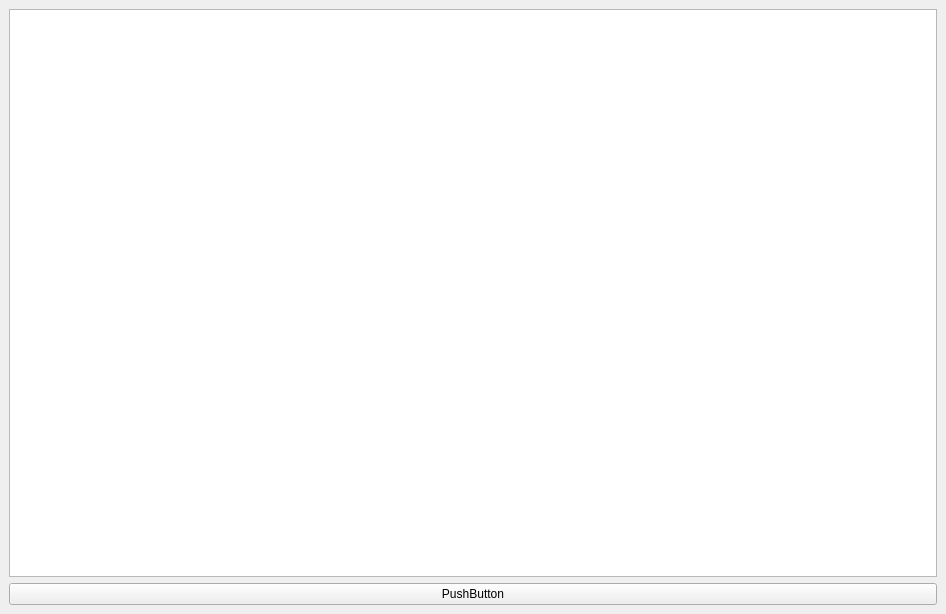
Old version of the form assets/design.ui in the repository atanase9001/pika_bedwars_stats.
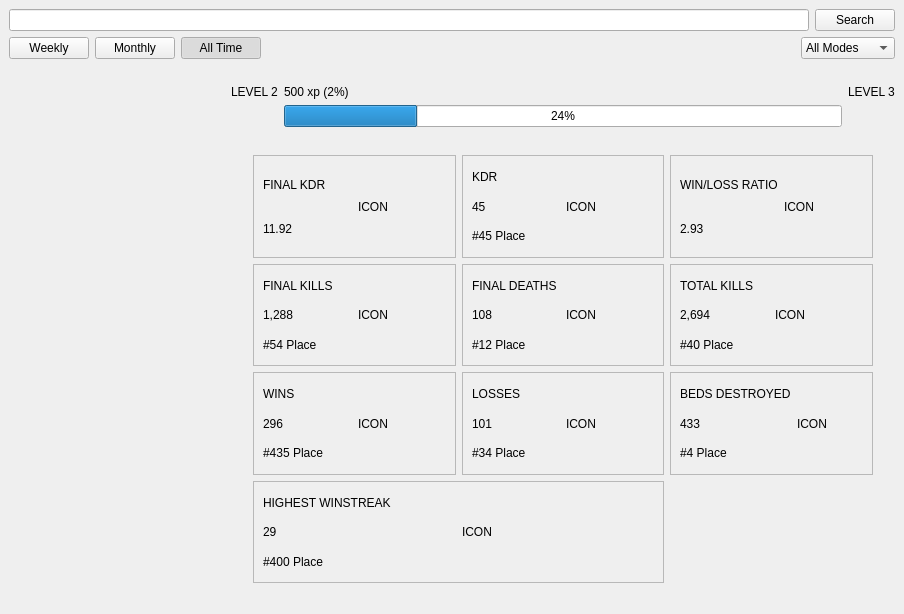
New version of the form.

```diff
--- a/assets/design.ui
+++ b/assets/design.ui
@@ -6,7 +6,7 @@
    <rect>
     <x>0</x>
     <y>0</y>
-    <width>946</width>
+    <width>904</width>
     <height>614</height>
    </rect>
   </property>
@@ -16,21 +16,645 @@
   <widget class="QWidget" name="centralwidget">
    <layout class="QVBoxLayout" name="verticalLayout_3">
     <item>
-     <layout class="QVBoxLayout" name="verticalLayout_2">
+     <layout class="QVBoxLayout" name="verticalLayout_2" stretch="0,0,0,1">
       <item>
-       <widget class="QTextBrowser" name="textBrowser">
-        <property name="readOnly">
-         <bool>false</bool>
+       <layout class="QHBoxLayout" name="horizontalLayout">
+        <item>
+         <widget class="QLineEdit" name="username_input"/>
+        </item>
+        <item>
+         <widget class="QPushButton" name="search_button">
+          <property name="text">
+           <string>Search</string>
+          </property>
+         </widget>
+        </item>
+       </layout>
+      </item>
+      <item>
+       <layout class="QHBoxLayout" name="horizontalLayout_36">
+        <property name="topMargin">
+         <number>0</number>
         </property>
-       </widget>
+        <item>
+         <widget class="QPushButton" name="weekly_btn">
+          <property name="text">
+           <string>Weekly</string>
+          </property>
+          <property name="checkable">
+           <bool>true</bool>
+          </property>
+         </widget>
+        </item>
+        <item>
+         <widget class="QPushButton" name="monthly_btn">
+          <property name="text">
+           <string>Monthly</string>
+          </property>
+          <property name="checkable">
+           <bool>true</bool>
+          </property>
+         </widget>
+        </item>
+        <item>
+         <widget class="QPushButton" name="total_btn">
+          <property name="text">
+           <string>All Time</string>
+          </property>
+          <property name="checkable">
+           <bool>true</bool>
+          </property>
+          <property name="checked">
+           <bool>true</bool>
+          </property>
+         </widget>
+        </item>
+        <item>
+         <spacer name="horizontalSpacer">
+          <property name="orientation">
+           <enum>Qt::Orientation::Horizontal</enum>
+          </property>
+          <property name="sizeHint" stdset="0">
+           <size>
+            <width>40</width>
+            <height>20</height>
+           </size>
+          </property>
+         </spacer>
+        </item>
+        <item>
+         <widget class="QComboBox" name="mode_dropdown">
+          <item>
+           <property name="text">
+            <string>All Modes</string>
+           </property>
+          </item>
+          <item>
+           <property name="text">
+            <string>Solo</string>
+           </property>
+          </item>
+          <item>
+           <property name="text">
+            <string>Doubles</string>
+           </property>
+          </item>
+          <item>
+           <property name="text">
+            <string>Quadruples</string>
+           </property>
+          </item>
+         </widget>
+        </item>
+       </layout>
       </item>
       <item>
-       <widget class="QPushButton" name="pushButton">
+       <widget class="QLabel" name="loadingLabel">
+        <property name="enabled">
+         <bool>true</bool>
+        </property>
         <property name="text">
-         <string>PushButton</string>
+         <string/>
+        </property>
+        <property name="alignment">
+         <set>Qt::AlignmentFlag::AlignCenter</set>
         </property>
        </widget>
       </item>
+      <item>
+       <layout class="QHBoxLayout" name="horizontalLayout_2" stretch="1,3">
+        <item>
+         <layout class="QVBoxLayout" name="verticalLayout_4"/>
+        </item>
+        <item>
+         <layout class="QVBoxLayout" name="verticalLayout_6" stretch="0,1">
+          <property name="spacing">
+           <number>6</number>
+          </property>
+          <item>
+           <layout class="QGridLayout" name="gridLayout">
+            <item row="0" column="3">
+             <widget class="QLabel" name="label_2">
+              <property name="text">
+               <string>LEVEL 3</string>
+              </property>
+             </widget>
+            </item>
+            <item row="1" column="1">
+             <widget class="QProgressBar" name="progressBar">
+              <property name="sizePolicy">
+               <sizepolicy hsizetype="Expanding" vsizetype="Fixed">
+                <horstretch>0</horstretch>
+                <verstretch>0</verstretch>
+               </sizepolicy>
+              </property>
+              <property name="value">
+               <number>24</number>
+              </property>
+             </widget>
+            </item>
+            <item row="0" column="0">
+             <widget class="QLabel" name="label">
+              <property name="text">
+               <string>LEVEL 2</string>
+              </property>
+             </widget>
+            </item>
+            <item row="0" column="1">
+             <widget class="QLabel" name="label_3">
+              <property name="text">
+               <string>500 xp (2%)</string>
+              </property>
+             </widget>
+            </item>
+           </layout>
+          </item>
+          <item>
+           <layout class="QGridLayout" name="gridLayout_3">
+            <property name="leftMargin">
+             <number>22</number>
+            </property>
+            <property name="topMargin">
+             <number>22</number>
+            </property>
+            <property name="rightMargin">
+             <number>22</number>
+            </property>
+            <property name="bottomMargin">
+             <number>22</number>
+            </property>
+            <item row="3" column="2">
+             <widget class="QFrame" name="bedsDestroyedFrames">
+              <property name="frameShape">
+               <enum>QFrame::Shape::StyledPanel</enum>
+              </property>
+              <property name="frameShadow">
+               <enum>QFrame::Shadow::Raised</enum>
+              </property>
+              <layout class="QHBoxLayout" name="horizontalLayout_22">
+               <item>
+                <layout class="QHBoxLayout" name="horizontalLayout_23">
+                 <item>
+                  <layout class="QVBoxLayout" name="verticalLayout_16">
+                   <item>
+                    <widget class="QLabel" name="label_40">
+                     <property name="text">
+                      <string>BEDS DESTROYED</string>
+                     </property>
+                    </widget>
+                   </item>
+                   <item>
+                    <widget class="QLabel" name="label_41">
+                     <property name="text">
+                      <string>433</string>
+                     </property>
+                    </widget>
+                   </item>
+                   <item>
+                    <widget class="QLabel" name="label_42">
+                     <property name="text">
+                      <string>#4 Place</string>
+                     </property>
+                    </widget>
+                   </item>
+                  </layout>
+                 </item>
+                 <item>
+                  <widget class="QLabel" name="label_43">
+                   <property name="text">
+                    <string>ICON</string>
+                   </property>
+                  </widget>
+                 </item>
+                </layout>
+               </item>
+              </layout>
+             </widget>
+            </item>
+            <item row="2" column="2">
+             <widget class="QFrame" name="totalKillsFrame">
+              <property name="frameShape">
+               <enum>QFrame::Shape::StyledPanel</enum>
+              </property>
+              <property name="frameShadow">
+               <enum>QFrame::Shadow::Raised</enum>
+              </property>
+              <layout class="QHBoxLayout" name="horizontalLayout_20">
+               <item>
+                <layout class="QHBoxLayout" name="horizontalLayout_21">
+                 <item>
+                  <layout class="QVBoxLayout" name="verticalLayout_15">
+                   <item>
+                    <widget class="QLabel" name="label_36">
+                     <property name="text">
+                      <string>TOTAL KILLS</string>
+                     </property>
+                    </widget>
+                   </item>
+                   <item>
+                    <widget class="QLabel" name="label_37">
+                     <property name="text">
+                      <string>2,694</string>
+                     </property>
+                    </widget>
+                   </item>
+                   <item>
+                    <widget class="QLabel" name="label_38">
+                     <property name="text">
+                      <string>#40 Place</string>
+                     </property>
+                    </widget>
+                   </item>
+                  </layout>
+                 </item>
+                 <item>
+                  <widget class="QLabel" name="label_39">
+                   <property name="text">
+                    <string>ICON</string>
+                   </property>
+                  </widget>
+                 </item>
+                </layout>
+               </item>
+              </layout>
+             </widget>
+            </item>
+            <item row="3" column="1">
+             <widget class="QFrame" name="losesFrame">
+              <property name="frameShape">
+               <enum>QFrame::Shape::StyledPanel</enum>
+              </property>
+              <property name="frameShadow">
+               <enum>QFrame::Shadow::Raised</enum>
+              </property>
+              <layout class="QHBoxLayout" name="horizontalLayout_24">
+               <item>
+                <layout class="QHBoxLayout" name="horizontalLayout_25">
+                 <item>
+                  <layout class="QVBoxLayout" name="verticalLayout_17">
+                   <item>
+                    <widget class="QLabel" name="label_44">
+                     <property name="text">
+                      <string>LOSSES</string>
+                     </property>
+                    </widget>
+                   </item>
+                   <item>
+                    <widget class="QLabel" name="label_45">
+                     <property name="text">
+                      <string>101</string>
+                     </property>
+                    </widget>
+                   </item>
+                   <item>
+                    <widget class="QLabel" name="label_46">
+                     <property name="text">
+                      <string>#34 Place</string>
+                     </property>
+                    </widget>
+                   </item>
+                  </layout>
+                 </item>
+                 <item>
+                  <widget class="QLabel" name="label_47">
+                   <property name="text">
+                    <string>ICON</string>
+                   </property>
+                  </widget>
+                 </item>
+                </layout>
+               </item>
+              </layout>
+             </widget>
+            </item>
+            <item row="4" column="0" colspan="2">
+             <widget class="QFrame" name="highestWsFrame">
+              <property name="frameShape">
+               <enum>QFrame::Shape::StyledPanel</enum>
+              </property>
+              <property name="frameShadow">
+               <enum>QFrame::Shadow::Raised</enum>
+              </property>
+              <layout class="QHBoxLayout" name="horizontalLayout_28">
+               <item>
+                <layout class="QHBoxLayout" name="horizontalLayout_29">
+                 <item>
+                  <layout class="QVBoxLayout" name="verticalLayout_19">
+                   <item>
+                    <widget class="QLabel" name="label_52">
+                     <property name="text">
+                      <string>HIGHEST WINSTREAK</string>
+                     </property>
+                    </widget>
+                   </item>
+                   <item>
+                    <widget class="QLabel" name="label_53">
+                     <property name="text">
+                      <string>29</string>
+                     </property>
+                    </widget>
+                   </item>
+                   <item>
+                    <widget class="QLabel" name="label_54">
+                     <property name="text">
+                      <string>#400 Place</string>
+                     </property>
+                    </widget>
+                   </item>
+                  </layout>
+                 </item>
+                 <item>
+                  <widget class="QLabel" name="label_55">
+                   <property name="text">
+                    <string>ICON</string>
+                   </property>
+                  </widget>
+                 </item>
+                </layout>
+               </item>
+              </layout>
+             </widget>
+            </item>
+            <item row="1" column="2">
+             <widget class="QFrame" name="wlrFrame">
+              <property name="frameShape">
+               <enum>QFrame::Shape::StyledPanel</enum>
+              </property>
+              <property name="frameShadow">
+               <enum>QFrame::Shadow::Raised</enum>
+              </property>
+              <layout class="QHBoxLayout" name="horizontalLayout_12">
+               <item>
+                <layout class="QHBoxLayout" name="horizontalLayout_13">
+                 <item>
+                  <layout class="QVBoxLayout" name="verticalLayout_11">
+                   <item>
+                    <widget class="QLabel" name="label_20">
+                     <property name="text">
+                      <string>WIN/LOSS RATIO</string>
+                     </property>
+                    </widget>
+                   </item>
+                   <item>
+                    <widget class="QLabel" name="label_21">
+                     <property name="text">
+                      <string>2.93</string>
+                     </property>
+                    </widget>
+                   </item>
+                  </layout>
+                 </item>
+                 <item>
+                  <widget class="QLabel" name="label_23">
+                   <property name="text">
+                    <string>ICON</string>
+                   </property>
+                  </widget>
+                 </item>
+                </layout>
+               </item>
+              </layout>
+             </widget>
+            </item>
+            <item row="2" column="1">
+             <widget class="QFrame" name="finalDeathsFrame">
+              <property name="frameShape">
+               <enum>QFrame::Shape::StyledPanel</enum>
+              </property>
+              <property name="frameShadow">
+               <enum>QFrame::Shadow::Raised</enum>
+              </property>
+              <layout class="QHBoxLayout" name="horizontalLayout_14">
+               <item>
+                <layout class="QHBoxLayout" name="horizontalLayout_15">
+                 <item>
+                  <layout class="QVBoxLayout" name="verticalLayout_12">
+                   <item>
+                    <widget class="QLabel" name="label_24">
+                     <property name="text">
+                      <string>FINAL DEATHS</string>
+                     </property>
+                    </widget>
+                   </item>
+                   <item>
+                    <widget class="QLabel" name="label_25">
+                     <property name="text">
+                      <string>108</string>
+                     </property>
+                    </widget>
+                   </item>
+                   <item>
+                    <widget class="QLabel" name="label_26">
+                     <property name="text">
+                      <string>#12 Place</string>
+                     </property>
+                    </widget>
+                   </item>
+                  </layout>
+                 </item>
+                 <item>
+                  <widget class="QLabel" name="label_27">
+                   <property name="text">
+                    <string>ICON</string>
+                   </property>
+                  </widget>
+                 </item>
+                </layout>
+               </item>
+              </layout>
+             </widget>
+            </item>
+            <item row="3" column="0">
+             <widget class="QFrame" name="winsFrame">
+              <property name="frameShape">
+               <enum>QFrame::Shape::StyledPanel</enum>
+              </property>
+              <property name="frameShadow">
+               <enum>QFrame::Shadow::Raised</enum>
+              </property>
+              <layout class="QHBoxLayout" name="horizontalLayout_26">
+               <item>
+                <layout class="QHBoxLayout" name="horizontalLayout_27">
+                 <item>
+                  <layout class="QVBoxLayout" name="verticalLayout_18">
+                   <item>
+                    <widget class="QLabel" name="label_48">
+                     <property name="text">
+                      <string>WINS</string>
+                     </property>
+                    </widget>
+                   </item>
+                   <item>
+                    <widget class="QLabel" name="label_49">
+                     <property name="text">
+                      <string>296</string>
+                     </property>
+                    </widget>
+                   </item>
+                   <item>
+                    <widget class="QLabel" name="label_50">
+                     <property name="text">
+                      <string>#435 Place</string>
+                     </property>
+                    </widget>
+                   </item>
+                  </layout>
+                 </item>
+                 <item>
+                  <widget class="QLabel" name="label_51">
+                   <property name="text">
+                    <string>ICON</string>
+                   </property>
+                  </widget>
+                 </item>
+                </layout>
+               </item>
+              </layout>
+             </widget>
+            </item>
+            <item row="1" column="0">
+             <widget class="QFrame" name="fkdrFrame">
+              <property name="frameShape">
+               <enum>QFrame::Shape::StyledPanel</enum>
+              </property>
+              <property name="frameShadow">
+               <enum>QFrame::Shadow::Raised</enum>
+              </property>
+              <layout class="QHBoxLayout" name="horizontalLayout_6" stretch="0">
+               <item>
+                <layout class="QHBoxLayout" name="horizontalLayout_4">
+                 <item>
+                  <layout class="QVBoxLayout" name="verticalLayout_7">
+                   <item>
+                    <widget class="QLabel" name="label_6">
+                     <property name="text">
+                      <string>FINAL KDR</string>
+                     </property>
+                    </widget>
+                   </item>
+                   <item>
+                    <widget class="QLabel" name="label_7">
+                     <property name="text">
+                      <string>11.92</string>
+                     </property>
+                    </widget>
+                   </item>
+                  </layout>
+                 </item>
+                 <item>
+                  <widget class="QLabel" name="label_4">
+                   <property name="text">
+                    <string>ICON</string>
+                   </property>
+                  </widget>
+                 </item>
+                </layout>
+               </item>
+              </layout>
+             </widget>
+            </item>
+            <item row="2" column="0">
+             <widget class="QFrame" name="finalKillsFrame">
+              <property name="frameShape">
+               <enum>QFrame::Shape::StyledPanel</enum>
+              </property>
+              <property name="frameShadow">
+               <enum>QFrame::Shadow::Raised</enum>
+              </property>
+              <layout class="QHBoxLayout" name="horizontalLayout_16">
+               <item>
+                <layout class="QHBoxLayout" name="horizontalLayout_17">
+                 <item>
+                  <layout class="QVBoxLayout" name="verticalLayout_13">
+                   <item>
+                    <widget class="QLabel" name="label_28">
+                     <property name="text">
+                      <string>FINAL KILLS</string>
+                     </property>
+                    </widget>
+                   </item>
+                   <item>
+                    <widget class="QLabel" name="label_29">
+                     <property name="text">
+                      <string>1,288</string>
+                     </property>
+                    </widget>
+                   </item>
+                   <item>
+                    <widget class="QLabel" name="label_30">
+                     <property name="text">
+                      <string>#54 Place</string>
+                     </property>
+                    </widget>
+                   </item>
+                  </layout>
+                 </item>
+                 <item>
+                  <widget class="QLabel" name="label_31">
+                   <property name="text">
+                    <string>ICON</string>
+                   </property>
+                  </widget>
+                 </item>
+                </layout>
+               </item>
+              </layout>
+             </widget>
+            </item>
+            <item row="1" column="1">
+             <widget class="QFrame" name="kdrFrame">
+              <property name="frameShape">
+               <enum>QFrame::Shape::StyledPanel</enum>
+              </property>
+              <property name="frameShadow">
+               <enum>QFrame::Shadow::Raised</enum>
+              </property>
+              <layout class="QHBoxLayout" name="horizontalLayout_34">
+               <item>
+                <layout class="QHBoxLayout" name="horizontalLayout_35">
+                 <item>
+                  <layout class="QVBoxLayout" name="verticalLayout_22">
+                   <item>
+                    <widget class="QLabel" name="label_61">
+                     <property name="text">
+                      <string>KDR</string>
+                     </property>
+                    </widget>
+                   </item>
+                   <item>
+                    <widget class="QLabel" name="label_62">
+                     <property name="text">
+                      <string>45</string>
+                     </property>
+                    </widget>
+                   </item>
+                   <item>
+                    <widget class="QLabel" name="label_63">
+                     <property name="text">
+                      <string>#45 Place</string>
+                     </property>
+                    </widget>
+                   </item>
+                  </layout>
+                 </item>
+                 <item>
+                  <widget class="QLabel" name="label_64">
+                   <property name="text">
+                    <string>ICON</string>
+                   </property>
+                  </widget>
+                 </item>
+                </layout>
+               </item>
+              </layout>
+             </widget>
+            </item>
+           </layout>
+          </item>
+         </layout>
+        </item>
+       </layout>
+      </item>
      </layout>
     </item>
    </layout>
```
